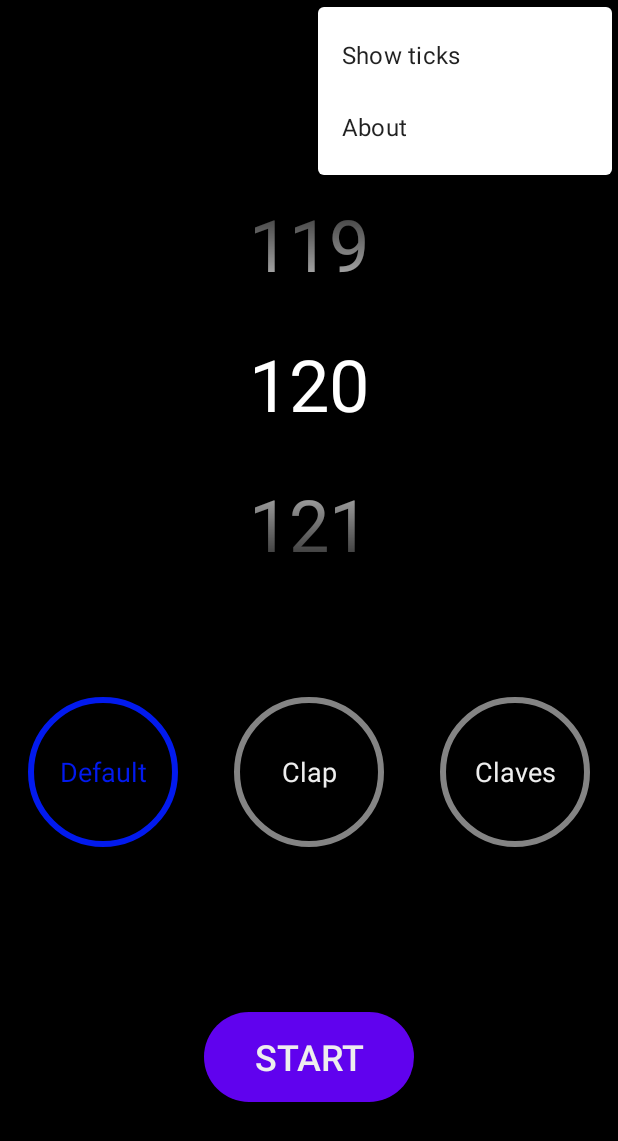
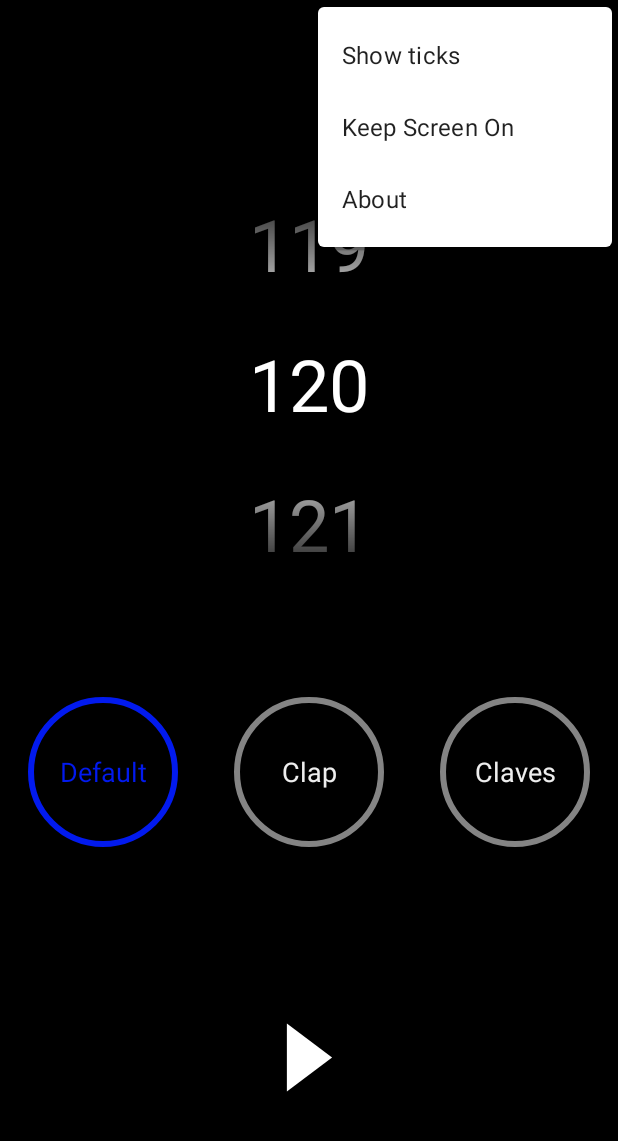
Before and after one commit to LaoQi/SimpleBeat, an Android app: the screen it shows after launch (MainActivity), with the options menu open, on a phone screen of 412 x 824 dp. Shown: the top 1141 px of the screen. Run offline under Robolectric (Android 15) with nearby library versions, the phone set to English and light mode, and no system bars; network calls fail.

Commit message:
增加了常亮和计时功能

```diff
--- a/app/src/main/java/com/madao/simplebeat/MainActivity.java
+++ b/app/src/main/java/com/madao/simplebeat/MainActivity.java
@@ -1,18 +1,23 @@
 package com.madao.simplebeat;
 
+import android.animation.ObjectAnimator;
 import android.annotation.SuppressLint;
 import android.content.Intent;
 import android.content.pm.PackageInfo;
 import android.content.pm.PackageManager;
+import android.graphics.drawable.AnimatedVectorDrawable;
 import android.net.Uri;
 import android.os.Bundle;
 import android.os.Handler;
+import android.os.HandlerThread;
 import android.os.Looper;
 import android.view.LayoutInflater;
 import android.view.Menu;
 import android.view.MenuItem;
 import android.view.View;
 import android.view.ViewGroup;
+import android.view.WindowManager;
+import android.widget.ImageButton;
 import android.widget.NumberPicker;
 import android.widget.TextView;
 import android.widget.Toast;
@@ -30,14 +35,22 @@ public class MainActivity extends AppCompatActivity {
 
 //    private final static String tag = "SimpleBeat";
 
+    enum MenusType {
+        MenuStatusBar, MenuKeepScreen, MenuAbout
+    }
+
     private Metronome metronome;
     private AudioManager audioManager;
     private Profile profile;
     private boolean isPlaying = false;
     private boolean showStatusBar = false;
+    private boolean isKeepScreen;
     private int audioInitPosition;
     private TextView statusBar;
+    private TextView timerBar;
     private RecyclerView audioSelector;
+    private long startTime;
+    private Handler mHandler;
 
     @Override
     protected void onCreate(Bundle savedInstanceState) {
@@ -46,14 +59,20 @@ public class MainActivity extends AppCompatActivity {
         setTitle("");
 
         profile = new Profile(this);
+        isKeepScreen = profile.getKeepScreen();
         audioManager = new AudioManager(this);
-        metronome = new Metronome(new Handler(Looper.getMainLooper(), msg -> {
+
+        mHandler = new Handler(Looper.getMainLooper(), msg -> {
             if (msg.what == Messages.MsgTickTime) {
                 this.updateStatusBar(msg.arg1, msg.arg2);
 //                    Log.d(tag, String.format("delta %d count %d", msg.arg1, msg.arg2));
+            } else if (msg.what == Messages.MsgUpdateTimer) {
+                updateTimerBar();
             }
             return false;
-        }));
+        });
+
+        metronome = new Metronome(mHandler);
 
         audioInitPosition = audioManager.getPosition(profile.getAudioKey());
         updateAudio(profile.getAudioKey());
@@ -61,11 +80,27 @@ public class MainActivity extends AppCompatActivity {
         initStatusBar();
         initBpmPicker();
         initAudioSelector();
+        initTimerBar();
 
-        new Handler(getMainLooper()).postDelayed(() -> {
-            audioSelector.smoothScrollToPosition(audioInitPosition + 1);
-        }, 100);
+        new Handler(getMainLooper()).postDelayed(() -> audioSelector.smoothScrollToPosition(audioInitPosition + 1), 100);
         metronome.start();
+    }
+
+    private void initTimerBar() {
+        timerBar = findViewById(R.id.timerBar);
+        new Thread(() -> {
+            while (true) {
+                if (isPlaying) {
+                    mHandler.sendMessage(Messages.UpdateTimer());
+                }
+                try {
+                    //noinspection BusyWait
+                    Thread.sleep(50);
+                } catch (InterruptedException e) {
+                    e.printStackTrace();
+                }
+            }
+        }).start();
     }
 
     private void initStatusBar() {
@@ -156,6 +191,15 @@ public class MainActivity extends AppCompatActivity {
         statusBar.setText(String.format("Ticks: %d  -  Time: %d ms", ticks, delta));
     }
 
+    @SuppressLint({"DefaultLocale", "SetTextI18n"})
+    public void updateTimerBar() {
+        long ts = System.currentTimeMillis() - startTime;
+        long minutes = ts / 60000;
+        long seconds = (ts % 60000) / 1000;
+        long milliseconds = ts % 1000;
+        timerBar.setText(String.format("%d : %02d.%03d", minutes, seconds, milliseconds));
+    }
+
     public void updateAudio(int position) {
         updateAudio(audioManager.getAudioList().get(position));
     }
@@ -172,48 +216,104 @@ public class MainActivity extends AppCompatActivity {
         }
     }
 
+    public void toggleKeepScreen() {
+        isKeepScreen = !isKeepScreen;
+        if (isKeepScreen) {
+            getWindow().addFlags(WindowManager.LayoutParams.FLAG_KEEP_SCREEN_ON);
+        } else {
+            getWindow().clearFlags(WindowManager.LayoutParams.FLAG_KEEP_SCREEN_ON);
+        }
+    }
+
     @Override
     public boolean onPrepareOptionsMenu(Menu menu) {
         menu.clear();
         if (showStatusBar) {
-            menu.add(1, 1, 1, R.string.hidden_ticks);
+            menu.add(1,  MenusType.MenuStatusBar.ordinal(), 1, R.string.hidden_ticks);
         } else {
-            menu.add(1, 1, 1, R.string.show_ticks);
+            menu.add(1, MenusType.MenuStatusBar.ordinal(), 1, R.string.show_ticks);
         }
-        menu.add(1, 2, 1, R.string.about);
+
+        if (isKeepScreen) {
+            menu.add(1,  MenusType.MenuKeepScreen.ordinal(), 1, R.string.keep_screen_off);
+        } else {
+            menu.add(1, MenusType.MenuKeepScreen.ordinal(), 1, R.string.keep_screen_on);
+        }
+
+        menu.add(1, MenusType.MenuAbout.ordinal(), 1, R.string.about);
 
         return super.onPrepareOptionsMenu(menu);
     }
 
     @Override
     public boolean onOptionsItemSelected(@NonNull MenuItem item) {
-        switch (item.getItemId()) {
-            case 1:
+        switch (MenusType.values()[item.getItemId()]) {
+            case MenuStatusBar:
                 showStatusBar = !showStatusBar;
                 statusBar.setVisibility(showStatusBar ? View.VISIBLE : View.INVISIBLE);
                 break;
-            case 2:
+            case MenuKeepScreen:
+                toggleKeepScreen();
+                break;
+            case MenuAbout:
                 showAbout();
                 break;
+            default:
+                throw new IllegalStateException("Unexpected value: " + MenusType.values()[item.getItemId()]);
         }
         return super.onOptionsItemSelected(item);
     }
 
 
     public void onStartStopClick(View view) {
+        AnimatedVectorDrawable drawable = (AnimatedVectorDrawable) ((ImageButton)view).getDrawable();
+
         if (isPlaying) {
             metronome.pause();
             isPlaying = false;
+            drawable.reset();
+            ObjectAnimator.ofFloat(view, "translationX", 400, 0)
+                    .setDuration(500).start();
+            ObjectAnimator.ofFloat(timerBar, "alpha", 1f, 0f)
+                    .setDuration(400).start();
         } else {
             updateStatusBar(0, 0);
             metronome.play();
             isPlaying = true;
+            drawable.start();
+
+            ObjectAnimator.ofFloat(view, "translationX", 0, 400)
+                    .setDuration(500).start();
+
+            ObjectAnimator.ofFloat(timerBar, "alpha", 0f, 1f)
+                    .setDuration(400).start();
+
+            updateTimerBar();
+            startTime = System.currentTimeMillis();
+        }
+    }
+
+    @Override
+    protected void onResume() {
+        super.onResume();
+        if (isKeepScreen) {
+            getWindow().addFlags(WindowManager.LayoutParams.FLAG_KEEP_SCREEN_ON);
+        }
+    }
+
+    @Override
+    protected void onPause() {
+        super.onPause();
+        profile.setKeepScreen(isKeepScreen);
+        if (isKeepScreen) {
+            getWindow().clearFlags(WindowManager.LayoutParams.FLAG_KEEP_SCREEN_ON);
         }
     }
 
     @Override
     protected void onDestroy() {
         super.onDestroy();
+        profile.setKeepScreen(isKeepScreen);
         metronome.close();
     }
 
--- /dev/null
+++ b/app/src/main/res/drawable/play_and_stop_button.xml
@@ -0,0 +1,59 @@
+<?xml version="1.0" encoding="utf-8"?>
+<animated-vector
+    xmlns:android="http://schemas.android.com/apk/res/android"
+    xmlns:aapt="http://schemas.android.com/aapt">
+    <aapt:attr name="android:drawable">
+        <vector
+            android:width="100dp"
+            android:height="100dp"
+            android:viewportWidth="10.0"
+            android:viewportHeight="10.0">
+            <group
+                android:name="playGroup"
+                android:pivotX="5"
+                android:pivotY="5">
+                <path
+                    android:name="playPath"
+                    android:fillColor="#ffffff"
+                    android:pathData="M 3.0,2.0 L 7.0,5.0 L 3.0,8.0 L 3.0,8.0 Z"/>
+
+            </group>
+
+        </vector>
+    </aapt:attr>
+    <target android:name="playPath">
+        <aapt:attr name="android:animation">
+            <objectAnimator
+                android:propertyName="fillColor"
+                android:valueType="colorType"
+                android:valueFrom="@color/white"
+                android:valueTo="@color/red_800"
+                android:duration="400">
+            </objectAnimator>
+        </aapt:attr>
+    </target>
+
+    <target android:name="playPath">
+        <aapt:attr name="android:animation">
+            <objectAnimator
+                android:propertyName="pathData"
+                android:valueType="pathType"
+                android:valueFrom="@string/path_play_button"
+                android:valueTo="@string/path_stop_button"
+                android:duration="400">
+            </objectAnimator>
+        </aapt:attr>
+    </target>
+
+    <target android:name="playGroup">
+        <aapt:attr name="android:animation">
+            <objectAnimator
+                android:propertyName="rotation"
+                android:valueFrom="0"
+                android:valueTo="180"
+                android:duration="400">
+            </objectAnimator>
+        </aapt:attr>
+    </target>
+
+</animated-vector>
--- a/app/src/main/res/drawable/start_button_shape.xml
+++ b/app/src/main/res/drawable/start_button_shape.xml
@@ -1,6 +1,6 @@
 <?xml version="1.0" encoding="utf-8"?>
 <shape xmlns:android="http://schemas.android.com/apk/res/android"
-    android:shape="rectangle">
+    android:shape="oval">
 
     <corners android:radius="50dp"/>   <!-- 设置圆角弧度 -->
     <solid android:color="@color/purple_500"/>   <!-- 设置背景颜色 -->
--- a/app/src/main/res/layout/activity_main.xml
+++ b/app/src/main/res/layout/activity_main.xml
@@ -4,7 +4,7 @@
     xmlns:tools="http://schemas.android.com/tools"
     android:layout_width="match_parent"
     android:layout_height="match_parent"
-    android:background="@color/black"
+    android:background="@color/purple_500"
     android:backgroundTint="@color/black"
     tools:context=".MainActivity">
 
@@ -50,20 +50,47 @@
         app:layout_constraintStart_toStartOf="parent"
         app:layout_constraintTop_toBottomOf="@+id/bpmPicker" />
 
-    <ToggleButton
-        android:id="@+id/toggleButton"
-        android:layout_width="140dp"
-        android:layout_height="60dp"
-        android:background="@drawable/start_button_shape"
-        android:checked="false"
-        android:onClick="onStartStopClick"
+    <TextView
+        android:id="@+id/timerBar"
+        android:layout_width="200dp"
+        android:layout_height="55dp"
+        android:alpha="0"
+        android:textAlignment="center"
         android:textColor="@color/gray_300"
-        android:textOff="@string/start"
-        android:textOn="@string/stop"
-        android:textSize="24sp"
+        android:textSize="40sp"
         app:layout_constraintBottom_toBottomOf="parent"
         app:layout_constraintEnd_toEndOf="parent"
         app:layout_constraintStart_toStartOf="parent"
         app:layout_constraintTop_toBottomOf="@+id/audioSelector" />
 
+    <ImageButton
+        android:id="@+id/startButton"
+        android:layout_width="75dp"
+        android:layout_height="75dp"
+        android:background="@color/empty"
+        android:contentDescription="@string/start"
+        android:onClick="onStartStopClick"
+        android:scaleType="fitXY"
+        app:layout_constraintBottom_toBottomOf="parent"
+        app:layout_constraintEnd_toEndOf="parent"
+        app:layout_constraintStart_toStartOf="parent"
+        app:layout_constraintTop_toBottomOf="@+id/audioSelector"
+        app:srcCompat="@drawable/play_and_stop_button" />
+
+    <!--    <ToggleButton-->
+    <!--        android:id="@+id/toggleButton"-->
+    <!--        android:layout_width="140dp"-->
+    <!--        android:layout_height="60dp"-->
+    <!--        android:background="@drawable/start_button_shape"-->
+    <!--        android:checked="false"-->
+    <!--        android:onClick="onStartStopClick"-->
+    <!--        android:textColor="@color/gray_300"-->
+    <!--        android:textOff="@string/start"-->
+    <!--        android:textOn="@string/stop"-->
+    <!--        android:textSize="24sp"-->
+    <!--        app:layout_constraintBottom_toBottomOf="parent"-->
+    <!--        app:layout_constraintEnd_toEndOf="parent"-->
+    <!--        app:layout_constraintStart_toStartOf="parent"-->
+    <!--        app:layout_constraintTop_toBottomOf="@+id/audioSelector" />-->
+
 </androidx.constraintlayout.widget.ConstraintLayout>
--- a/app/src/main/res/values/colors.xml
+++ b/app/src/main/res/values/colors.xml
@@ -5,6 +5,9 @@
     <color name="gray_300">#FFEEEEEE</color>
     <color name="gray_900">#FF999999</color>
     <color name="blue_700">#FF021AEE</color>
+    <color name="red_500">#FFF44336</color>
+    <color name="red_800">#FFC62828</color>
+    <color name="red_900">#FFB71C1C</color>
     <color name="black">#FF000000</color>
     <color name="white">#FFFFFFFF</color>
     <color name="empty">#00000000</color>
--- a/app/src/main/res/values/strings.xml
+++ b/app/src/main/res/values/strings.xml
@@ -1,5 +1,7 @@
 <resources>
     <string name="app_name">simplebeat</string>
+    <string name="path_play_button" translatable="false">M 3.0,2.0 L 7.0,5.0 L 3.0,8.0 L 3.0,8.0 Z</string>
+    <string name="path_stop_button" translatable="false">M 3.0,3.0 L 7.0,3.0 L 7.0,7.0 L 3.0,7.0 Z</string>
     <string name="start">start</string>
     <string name="stop">stop</string>
     <string name="bpm">BPM</string>
@@ -7,5 +9,7 @@
     <string name="show_ticks">Show ticks</string>
     <string name="hidden_ticks">Hidden ticks</string>
     <string name="source_code">SourceCode</string>
+    <string name="keep_screen_on">Keep Screen On</string>
+    <string name="keep_screen_off">Keep Screen Off</string>
     <string name="ok">OK</string>
 </resources>
```
Also changed, not shown: app/src/main/java/com/madao/simplebeat/Messages.java (+7 -0 lines), app/src/main/java/com/madao/simplebeat/Profile.java (+28 -7 lines), 2 other files.
